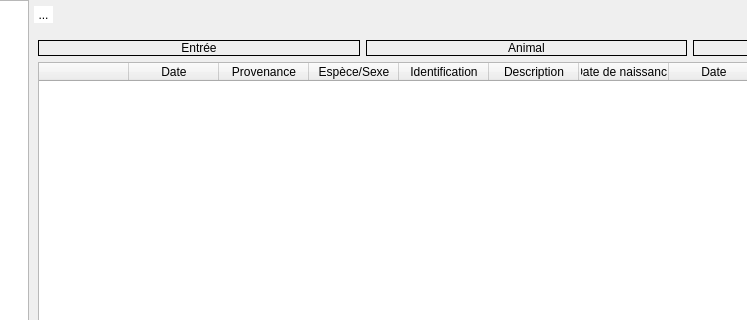
This is mainwindow.ui in ArtAuc/mkrescue as Qt 5 draws it before an edit; both pictures show x 227 to 974 and y 0 to 320 of the 1251 by 664 pixel window. The edited form follows.
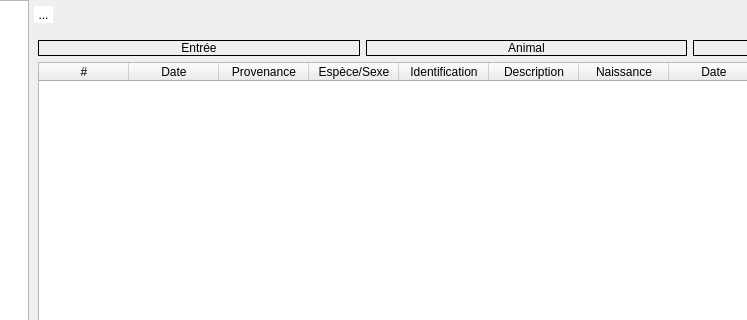
This is the edited form. Icons and pictures are not drawn. Custom widgets are drawn as their Qt base class.

Commit message: Fit columns size to the window's width

What changed in the file:
```diff
--- a/mainwindow.ui
+++ b/mainwindow.ui
@@ -363,6 +363,9 @@
               <verstretch>0</verstretch>
              </sizepolicy>
             </property>
+            <property name="styleSheet">
+             <string notr="true"/>
+            </property>
             <property name="verticalScrollBarPolicy">
              <enum>Qt::ScrollBarAsNeeded</enum>
             </property>
@@ -373,14 +376,23 @@
              <set>QAbstractItemView::NoEditTriggers</set>
             </property>
             <property name="alternatingRowColors">
-             <bool>true</bool>
+             <bool>false</bool>
             </property>
+            <property name="selectionMode">
+             <enum>QAbstractItemView::SingleSelection</enum>
+            </property>
+            <property name="selectionBehavior">
+             <enum>QAbstractItemView::SelectRows</enum>
+            </property>
+            <attribute name="horizontalHeaderMinimumSectionSize">
+             <number>0</number>
+            </attribute>
             <attribute name="horizontalHeaderDefaultSectionSize">
              <number>90</number>
             </attribute>
             <column>
              <property name="text">
-              <string> </string>
+              <string>#</string>
              </property>
             </column>
             <column>
@@ -410,7 +422,7 @@
             </column>
             <column>
              <property name="text">
-              <string>Date de naissance</string>
+              <string>Naissance</string>
              </property>
             </column>
             <column>
@@ -482,6 +494,12 @@
    <extends>QTreeWidget</extends>
    <header>menutree.h</header>
   </customwidget>
+  <customwidget>
+   <class>EntryRegistry</class>
+   <extends>QWidget</extends>
+   <header>entryregistry.h</header>
+   <container>1</container>
+  </customwidget>
  </customwidgets>
  <resources/>
  <connections/>
```
Left out of the diff: 2 changed lines with no effect on the pictures. The commit also changes 5 other files.
